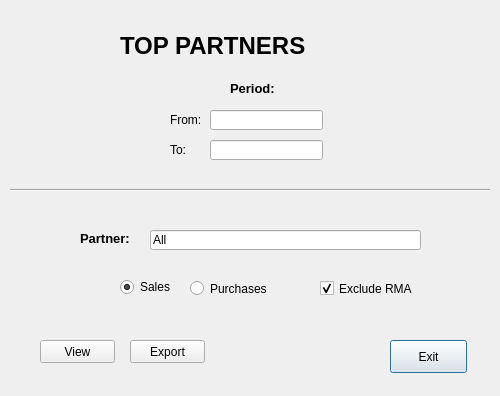
Above: uis/top_partners_form.ui from andrei219/euromedia before the change. Below: the same form after it.
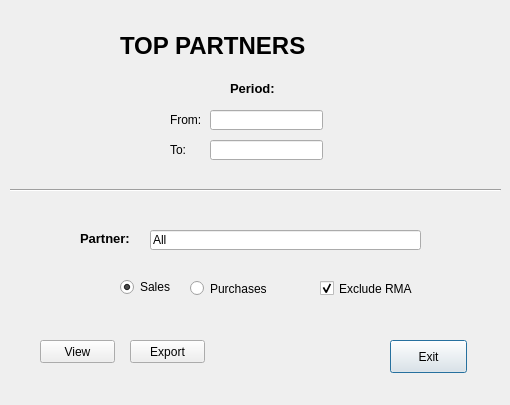
That is the form after the change.

Commit message: Changes on top partners

```diff
--- a/uis/top_partners_form.ui
+++ b/uis/top_partners_form.ui
@@ -6,8 +6,8 @@
    <rect>
     <x>0</x>
     <y>0</y>
-    <width>500</width>
-    <height>396</height>
+    <width>510</width>
+    <height>405</height>
    </rect>
   </property>
   <property name="windowTitle">
@@ -156,7 +156,7 @@
     <rect>
      <x>10</x>
      <y>180</y>
-     <width>480</width>
+     <width>491</width>
      <height>20</height>
     </rect>
    </property>
```
The commit also changes 1 other file.
